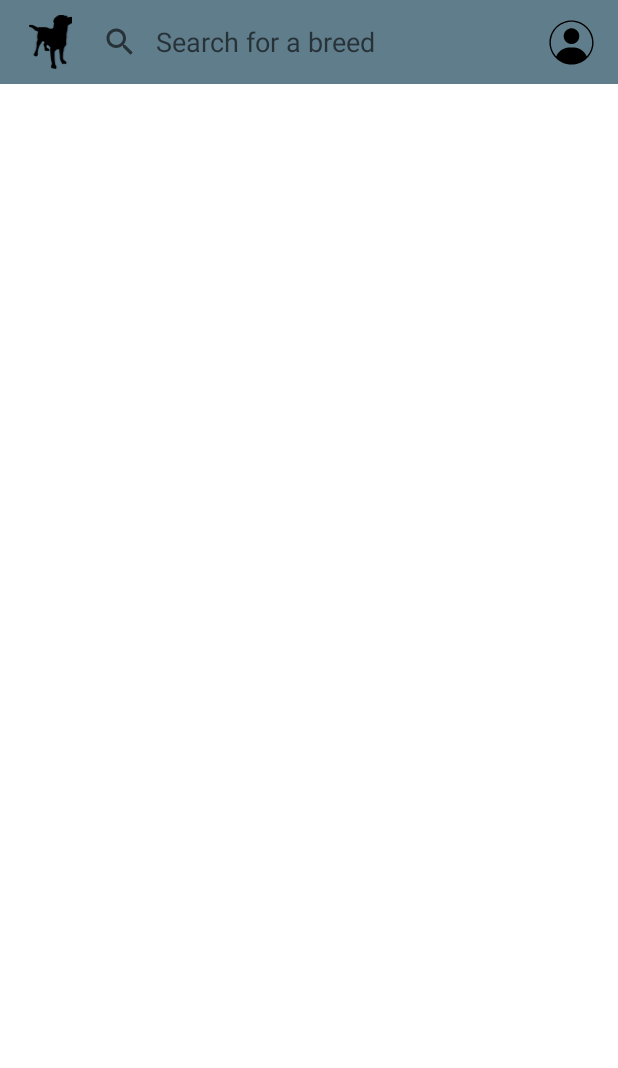
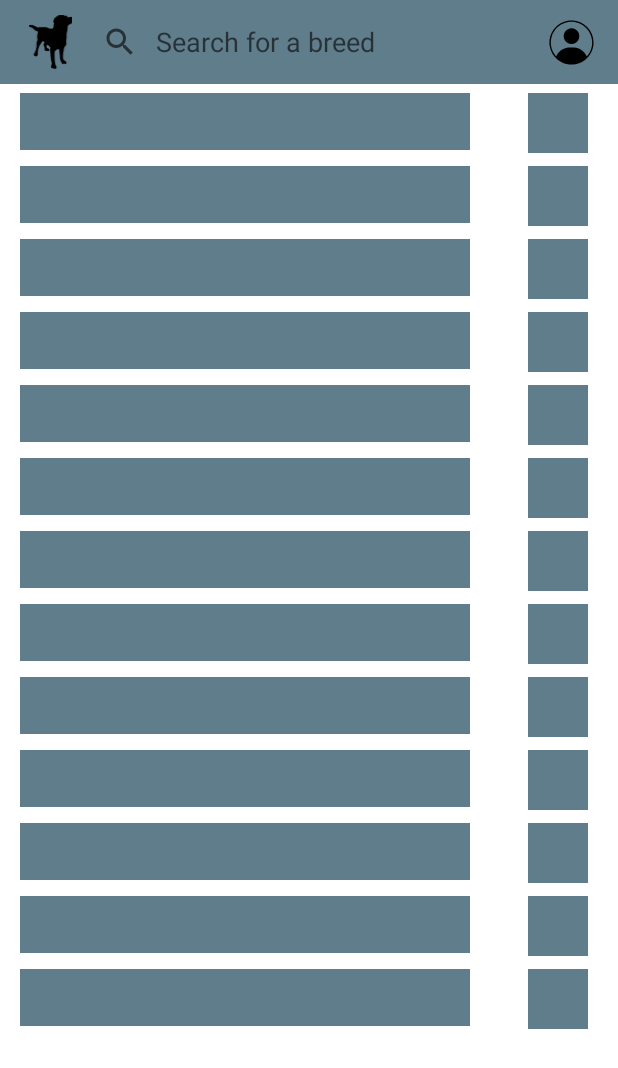
Before and after one commit to vipatronon/DogBreeds, an Android app: the screen it shows after launch once a user with an empty profile is signed in (HomeActivity), on a phone screen of 412 x 824 dp. Shown: the top 1068 px of the screen. Run offline under Robolectric (Android 15) with nearby library versions, the phone set to English and light mode, and no system bars; our stand-ins replace Firebase (no records; nobody signed in at launch, a user with empty details on screens opened directly), Room's generated code, RxJava, Shimmer; 1 statement that could not run was skipped.

Commit message:
Adição do efeito de shimmer para feedback visual de carregamento da home

```diff
--- a/app/build.gradle
+++ b/app/build.gradle
@@ -79,4 +79,7 @@ dependencies {
     implementation "androidx.room:room-runtime:$room_version"
     implementation "androidx.room:room-rxjava2:$room_version"
     kapt "androidx.room:room-compiler:$room_version"
+
+    //Shimmer
+    implementation 'com.facebook.shimmer:shimmer:0.5.0'
 }
--- a/app/src/main/java/com/victor/dogbreeds/ui/home/HomeActivity.kt
+++ b/app/src/main/java/com/victor/dogbreeds/ui/home/HomeActivity.kt
@@ -2,6 +2,7 @@ package com.victor.dogbreeds.ui.home
 
 import android.content.Context
 import android.content.Intent
+import android.view.View
 import android.widget.Toast
 import androidx.appcompat.widget.SearchView
 import androidx.recyclerview.widget.LinearLayoutManager
@@ -86,4 +87,12 @@ class HomeActivity : BaseActivity(),
     override fun setUserModel(userModel: UserModel) {
         this.userModel = userModel
     }
+
+    override fun startShimmer() {
+        homeShimmer.visibility = View.VISIBLE
+    }
+
+    override fun stopShimmer() {
+        homeShimmer.visibility = View.GONE
+    }
 }
--- a/app/src/main/java/com/victor/dogbreeds/ui/home/HomeContract.kt
+++ b/app/src/main/java/com/victor/dogbreeds/ui/home/HomeContract.kt
@@ -9,6 +9,8 @@ interface HomeContract {
         fun setBreeds(breeds: List<BreedsModel>)
         fun showErrorToastMessage()
         fun setUserModel(userModel: UserModel)
+        fun startShimmer()
+        fun stopShimmer()
     }
 
     interface Presenter {
--- a/app/src/main/java/com/victor/dogbreeds/ui/home/HomePresenter.kt
+++ b/app/src/main/java/com/victor/dogbreeds/ui/home/HomePresenter.kt
@@ -82,6 +82,7 @@ class HomePresenter(
     }
 
     private fun fetchDataLocally() {
+        view.stopShimmer()
         appRepositoryContract.getAllBreeds()
             .subscribeOn(Schedulers.io())
             .observeOn(AndroidSchedulers.mainThread())
@@ -104,6 +105,7 @@ class HomePresenter(
     }
 
     private fun fetchDataFromInternet(userId: String) {
+        view.startShimmer()
         val favoriteBreedsCollection =
             users.document(userId).collection(FirestoreRefs.favoritesCollection)
 
@@ -123,6 +125,7 @@ class HomePresenter(
                     .doOnSubscribe { disposables.add(it) }
                     .subscribe(object : DisposableObserver<List<BreedsModel>>() {
                         override fun onComplete() {
+                            view.stopShimmer()
                         }
 
                         override fun onNext(t: List<BreedsModel>) {
@@ -155,6 +158,8 @@ class HomePresenter(
                         }
 
                         override fun onError(e: Throwable) {
+                            view.stopShimmer()
+                            view.showErrorToastMessage()
                         }
                     })
             }
--- a/app/src/main/res/layout/activity_home.xml
+++ b/app/src/main/res/layout/activity_home.xml
@@ -3,7 +3,45 @@
     xmlns:app="http://schemas.android.com/apk/res-auto"
     android:layout_width="match_parent"
     android:layout_height="match_parent"
+    xmlns:shimmer="http://schemas.android.com/tools"
     android:background="@color/colorPrimary">
+
+    <com.facebook.shimmer.ShimmerFrameLayout
+        android:id="@+id/homeShimmer"
+        android:layout_width="match_parent"
+        android:layout_height="match_parent"
+
+        android:layout_gravity="top|start"
+        android:layout_marginStart="@dimen/margin_1"
+        android:layout_marginTop="@dimen/margin_1"
+
+        app:layout_constraintEnd_toEndOf="parent"
+        app:layout_constraintStart_toStartOf="parent"
+        app:layout_constraintTop_toBottomOf="@+id/homeLabel"
+        app:layout_constraintBottom_toBottomOf="parent"
+        shimmer:duration="800">
+
+        <LinearLayout
+            android:layout_width="wrap_content"
+            android:layout_height="wrap_content"
+            android:layout_gravity="top|start"
+            android:orientation="vertical">
+            <include layout="@layout/data_placeholder_layout" />
+            <include layout="@layout/data_placeholder_layout" />
+            <include layout="@layout/data_placeholder_layout" />
+            <include layout="@layout/data_placeholder_layout" />
+            <include layout="@layout/data_placeholder_layout" />
+            <include layout="@layout/data_placeholder_layout" />
+            <include layout="@layout/data_placeholder_layout" />
+            <include layout="@layout/data_placeholder_layout" />
+            <include layout="@layout/data_placeholder_layout" />
+            <include layout="@layout/data_placeholder_layout" />
+            <include layout="@layout/data_placeholder_layout" />
+            <include layout="@layout/data_placeholder_layout" />
+            <include layout="@layout/data_placeholder_layout" />
+            <include layout="@layout/data_placeholder_layout" />
+        </LinearLayout>
+    </com.facebook.shimmer.ShimmerFrameLayout>
 
     <View
         android:id="@+id/homeLabel"
@@ -76,5 +114,4 @@
         app:layout_constraintStart_toStartOf="parent"
         app:layout_constraintTop_toBottomOf="@+id/homeLabel" />
 
-
 </androidx.constraintlayout.widget.ConstraintLayout>
--- a/app/src/main/res/layout/breed_name.xml
+++ b/app/src/main/res/layout/breed_name.xml
@@ -25,5 +25,4 @@
         android:src="@drawable/ic_favorite"
 
         android:layout_gravity="end"/>
-
 </FrameLayout>
--- /dev/null
+++ b/app/src/main/res/layout/data_placeholder_layout.xml
@@ -0,0 +1,20 @@
+<?xml version="1.0" encoding="utf-8"?>
+<RelativeLayout xmlns:android="http://schemas.android.com/apk/res/android"
+    android:layout_width="match_parent"
+    android:layout_height="wrap_content">
+        <View
+            android:id="@+id/breedTextPreview"
+            android:layout_width="300dp"
+            android:layout_height="38dp"
+            android:layout_margin="5dp"
+            android:background="@color/colorAccent" />
+
+        <View
+            android:id="@+id/isBreedFavoritePreview"
+            android:layout_width="40dp"
+            android:layout_height="40dp"
+            android:layout_marginEnd="20dp"
+            android:layout_marginTop="5dp"
+            android:layout_alignParentEnd="true"
+            android:background="@color/colorAccent" />
+</RelativeLayout>
--- a/app/src/main/res/values/strings.xml
+++ b/app/src/main/res/values/strings.xml
@@ -39,7 +39,7 @@
     <string name="editProfile_reviewInfo">Please review provided info</string>
 
     <!-- Home Screen -->
-    <string name="home_errorRetrievingInfo">Error retrieving account information</string>
+    <string name="home_errorRetrievingInfo">Error retrieving information</string>
     <string name="home_searchQueryHint">Search for a breed</string>
 
 </resources>
```
